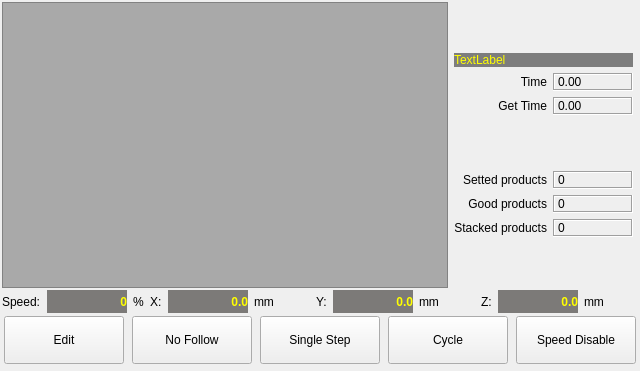
GaussCheng/2-5AxisPunch, file hcinstruction/ichcprogrammonitorframe.ui: the form before one commit.
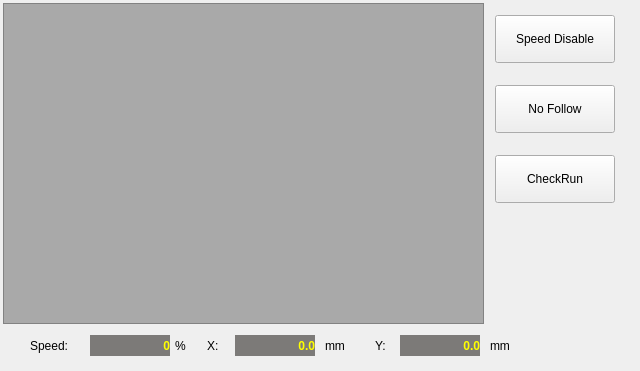
The form after the commit. Icons and pictures are not drawn.

```diff
--- a/hcinstruction/ichcprogrammonitorframe.ui
+++ b/hcinstruction/ichcprogrammonitorframe.ui
@@ -27,18 +27,131 @@
   <property name="frameShadow">
    <enum>QFrame::Plain</enum>
   </property>
-  <widget class="QWidget" name="">
+  <widget class="QToolButton" name="speedEnableButton">
    <property name="geometry">
     <rect>
-     <x>2</x>
-     <y>2</y>
-     <width>631</width>
-     <height>286</height>
+     <x>495</x>
+     <y>15</y>
+     <width>120</width>
+     <height>48</height>
     </rect>
    </property>
-   <layout class="QHBoxLayout" name="horizontalLayout">
-    <item>
+   <property name="minimumSize">
+    <size>
+     <width>120</width>
+     <height>48</height>
+    </size>
+   </property>
+   <property name="maximumSize">
+    <size>
+     <width>120</width>
+     <height>48</height>
+    </size>
+   </property>
+   <property name="text">
+    <string>Speed Disable</string>
+   </property>
+   <property name="icon">
+    <iconset resource="../resource.qrc">
+     <normaloff>:/resource/switch_off.png</normaloff>:/resource/switch_off.png</iconset>
+   </property>
+   <property name="iconSize">
+    <size>
+     <width>32</width>
+     <height>32</height>
+    </size>
+   </property>
+   <property name="toolButtonStyle">
+    <enum>Qt::ToolButtonTextBesideIcon</enum>
+   </property>
+  </widget>
+  <widget class="QToolButton" name="followToolButton">
+   <property name="geometry">
+    <rect>
+     <x>495</x>
+     <y>85</y>
+     <width>120</width>
+     <height>48</height>
+    </rect>
+   </property>
+   <property name="sizePolicy">
+    <sizepolicy hsizetype="Fixed" vsizetype="Fixed">
+     <horstretch>0</horstretch>
+     <verstretch>0</verstretch>
+    </sizepolicy>
+   </property>
+   <property name="minimumSize">
+    <size>
+     <width>120</width>
+     <height>48</height>
+    </size>
+   </property>
+   <property name="maximumSize">
+    <size>
+     <width>120</width>
+     <height>48</height>
+    </size>
+   </property>
+   <property name="text">
+    <string>No Follow</string>
+   </property>
+   <property name="icon">
+    <iconset resource="../resource.qrc">
+     <normaloff>:/resource/stop.png</normaloff>:/resource/stop.png</iconset>
+   </property>
+   <property name="iconSize">
+    <size>
+     <width>32</width>
+     <height>32</height>
+    </size>
+   </property>
+   <property name="toolButtonStyle">
+    <enum>Qt::ToolButtonTextBesideIcon</enum>
+   </property>
+  </widget>
+  <widget class="QPushButton" name="cycle">
+   <property name="geometry">
+    <rect>
+     <x>495</x>
+     <y>155</y>
+     <width>120</width>
+     <height>48</height>
+    </rect>
+   </property>
+   <property name="minimumSize">
+    <size>
+     <width>120</width>
+     <height>48</height>
+    </size>
+   </property>
+   <property name="maximumSize">
+    <size>
+     <width>120</width>
+     <height>48</height>
+    </size>
+   </property>
+   <property name="text">
+    <string>CheckRun</string>
+   </property>
+   <property name="iconSize">
+    <size>
+     <width>32</width>
+     <height>32</height>
+    </size>
+   </property>
+   <property name="checkable">
+    <bool>true</bool>
+   </property>
+  </widget>
      <widget class="QListWidget" name="moldContentListWidget">
+   <property name="geometry">
+    <rect>
+     <x>3</x>
+     <y>3</y>
+     <width>481</width>
+     <height>321</height>
+    </rect>
+   </property>
       <property name="minimumSize">
        <size>
         <width>300</width>
@@ -72,227 +185,41 @@
        <number>1</number>
       </property>
      </widget>
-    </item>
-    <item>
-     <layout class="QGridLayout" name="gridLayout">
-      <item row="5" column="1">
-       <widget class="QLabel" name="settedProductsLabel">
-        <property name="minimumSize">
-         <size>
-          <width>80</width>
-          <height>0</height>
-         </size>
-        </property>
-        <property name="frameShape">
-         <enum>QFrame::Box</enum>
-        </property>
-        <property name="frameShadow">
-         <enum>QFrame::Sunken</enum>
-        </property>
-        <property name="text">
-         <string>0</string>
-        </property>
-       </widget>
-      </item>
-      <item row="6" column="0">
-       <widget class="QLabel" name="label_6">
-        <property name="text">
-         <string>Good products</string>
-        </property>
-        <property name="alignment">
-         <set>Qt::AlignRight|Qt::AlignTrailing|Qt::AlignVCenter</set>
-        </property>
-       </widget>
-      </item>
-      <item row="5" column="0">
-       <widget class="QLabel" name="label_3">
-        <property name="text">
-         <string>Setted products</string>
-        </property>
-        <property name="alignment">
-         <set>Qt::AlignRight|Qt::AlignTrailing|Qt::AlignVCenter</set>
-        </property>
-       </widget>
-      </item>
-      <item row="2" column="1">
-       <widget class="QLabel" name="timeLabel">
-        <property name="minimumSize">
-         <size>
-          <width>80</width>
-          <height>0</height>
-         </size>
-        </property>
-        <property name="frameShape">
-         <enum>QFrame::Box</enum>
-        </property>
-        <property name="frameShadow">
-         <enum>QFrame::Sunken</enum>
-        </property>
-        <property name="text">
-         <string>0.00</string>
-        </property>
-       </widget>
-      </item>
-      <item row="0" column="0">
-       <spacer name="verticalSpacer">
-        <property name="orientation">
-         <enum>Qt::Vertical</enum>
-        </property>
-        <property name="sizeHint" stdset="0">
-         <size>
-          <width>20</width>
-          <height>40</height>
-         </size>
-        </property>
-       </spacer>
-      </item>
-      <item row="6" column="1">
-       <widget class="QLabel" name="goodProducts">
-        <property name="minimumSize">
-         <size>
-          <width>80</width>
-          <height>0</height>
-         </size>
-        </property>
-        <property name="frameShape">
-         <enum>QFrame::Box</enum>
-        </property>
-        <property name="frameShadow">
-         <enum>QFrame::Sunken</enum>
-        </property>
-        <property name="text">
-         <string>0</string>
-        </property>
-       </widget>
-      </item>
-      <item row="7" column="0">
-       <widget class="QLabel" name="label_8">
-        <property name="text">
-         <string>Stacked products</string>
-        </property>
-        <property name="alignment">
-         <set>Qt::AlignRight|Qt::AlignTrailing|Qt::AlignVCenter</set>
-        </property>
-       </widget>
-      </item>
-      <item row="1" column="0" colspan="2">
-       <widget class="QLabel" name="infoLabel">
-        <property name="styleSheet">
-         <string notr="true">background-color: rgb(125, 125, 125);
-color: rgb(255, 255, 0);</string>
-        </property>
-        <property name="text">
-         <string>TextLabel</string>
-        </property>
-       </widget>
-      </item>
-      <item row="3" column="0">
-       <widget class="QLabel" name="label_4">
-        <property name="text">
-         <string>Get Time</string>
-        </property>
-        <property name="alignment">
-         <set>Qt::AlignRight|Qt::AlignTrailing|Qt::AlignVCenter</set>
-        </property>
-       </widget>
-      </item>
-      <item row="3" column="1">
-       <widget class="QLabel" name="getTime">
-        <property name="minimumSize">
-         <size>
-          <width>80</width>
-          <height>0</height>
-         </size>
-        </property>
-        <property name="frameShape">
-         <enum>QFrame::Box</enum>
-        </property>
-        <property name="frameShadow">
-         <enum>QFrame::Sunken</enum>
-        </property>
-        <property name="text">
-         <string>0.00</string>
-        </property>
-       </widget>
-      </item>
-      <item row="4" column="1">
-       <spacer name="verticalSpacer_2">
-        <property name="orientation">
-         <enum>Qt::Vertical</enum>
-        </property>
-        <property name="sizeHint" stdset="0">
-         <size>
-          <width>20</width>
-          <height>40</height>
-         </size>
-        </property>
-       </spacer>
-      </item>
-      <item row="2" column="0">
-       <widget class="QLabel" name="label_2">
-        <property name="text">
-         <string>Time</string>
-        </property>
-        <property name="alignment">
-         <set>Qt::AlignRight|Qt::AlignTrailing|Qt::AlignVCenter</set>
-        </property>
-       </widget>
-      </item>
-      <item row="7" column="1">
-       <widget class="QLabel" name="stackedProducts">
-        <property name="minimumSize">
-         <size>
-          <width>80</width>
-          <height>0</height>
-         </size>
-        </property>
-        <property name="frameShape">
-         <enum>QFrame::Box</enum>
-        </property>
-        <property name="frameShadow">
-         <enum>QFrame::Sunken</enum>
-        </property>
-        <property name="text">
-         <string>0</string>
-        </property>
-       </widget>
-      </item>
-      <item row="8" column="0">
-       <spacer name="verticalSpacer_3">
-        <property name="orientation">
-         <enum>Qt::Vertical</enum>
-        </property>
-        <property name="sizeHint" stdset="0">
-         <size>
-          <width>20</width>
-          <height>40</height>
-         </size>
-        </property>
-       </spacer>
-      </item>
-     </layout>
-    </item>
-   </layout>
-  </widget>
-  <widget class="QWidget" name="">
-   <property name="geometry">
-    <rect>
-     <x>2</x>
-     <y>290</y>
-     <width>638</width>
-     <height>23</height>
-    </rect>
-   </property>
-   <layout class="QHBoxLayout" name="horizontalLayout_3">
-    <item>
      <widget class="QLabel" name="label_9">
+   <property name="geometry">
+    <rect>
+     <x>30</x>
+     <y>335</y>
+     <width>44</width>
+     <height>21</height>
+    </rect>
+   </property>
       <property name="text">
        <string>Speed:</string>
       </property>
      </widget>
-    </item>
-    <item>
-     <widget class="QLabel" name="speed">
+  <widget class="QLabel" name="label_10">
+   <property name="geometry">
+    <rect>
+     <x>325</x>
+     <y>335</y>
+     <width>31</width>
+     <height>21</height>
+    </rect>
+   </property>
+   <property name="text">
+    <string>mm</string>
+   </property>
+  </widget>
+  <widget class="QLabel" name="yCurrentPos">
+   <property name="geometry">
+    <rect>
+     <x>400</x>
+     <y>335</y>
+     <width>80</width>
+     <height>21</height>
+    </rect>
+   </property>
       <property name="minimumSize">
        <size>
         <width>80</width>
@@ -508,29 +435,47 @@
        <bool>true</bool>
       </property>
       <property name="text">
-       <string>0</string>
+    <string>0.0</string>
       </property>
       <property name="alignment">
        <set>Qt::AlignRight|Qt::AlignTrailing|Qt::AlignVCenter</set>
       </property>
      </widget>
-    </item>
-    <item>
+  <widget class="QLabel" name="label_13">
+   <property name="geometry">
+    <rect>
+     <x>490</x>
+     <y>335</y>
+     <width>31</width>
+     <height>21</height>
+    </rect>
+   </property>
+   <property name="text">
+    <string>mm</string>
+   </property>
+  </widget>
      <widget class="QLabel" name="label_12">
+   <property name="geometry">
+    <rect>
+     <x>175</x>
+     <y>335</y>
+     <width>26</width>
+     <height>21</height>
+    </rect>
+   </property>
       <property name="text">
        <string>%</string>
       </property>
      </widget>
-    </item>
-    <item>
-     <widget class="QLabel" name="label_7">
-      <property name="text">
-       <string>X:</string>
-      </property>
-     </widget>
-    </item>
-    <item>
      <widget class="QLabel" name="xCurrentPos">
+   <property name="geometry">
+    <rect>
+     <x>235</x>
+     <y>335</y>
+     <width>80</width>
+     <height>21</height>
+    </rect>
+   </property>
       <property name="minimumSize">
        <size>
         <width>80</width>
@@ -752,287 +697,41 @@
        <set>Qt::AlignRight|Qt::AlignTrailing|Qt::AlignVCenter</set>
       </property>
      </widget>
-    </item>
-    <item>
-     <widget class="QLabel" name="label_10">
-      <property name="text">
-       <string>mm</string>
-      </property>
-     </widget>
-    </item>
-    <item>
-     <spacer name="horizontalSpacer_2">
-      <property name="orientation">
-       <enum>Qt::Horizontal</enum>
-      </property>
-      <property name="sizeHint" stdset="0">
-       <size>
-        <width>40</width>
-        <height>20</height>
-       </size>
-      </property>
-     </spacer>
-    </item>
-    <item>
      <widget class="QLabel" name="label_11">
+   <property name="geometry">
+    <rect>
+     <x>375</x>
+     <y>335</y>
+     <width>21</width>
+     <height>21</height>
+    </rect>
+   </property>
       <property name="text">
        <string>Y:</string>
       </property>
      </widget>
-    </item>
-    <item>
-     <widget class="QLabel" name="yCurrentPos">
-      <property name="minimumSize">
-       <size>
-        <width>80</width>
-        <height>0</height>
-       </size>
-      </property>
-      <property name="palette">
-       <palette>
-        <active>
-         <colorrole role="WindowText">
-          <brush brushstyle="SolidPattern">
-           <color alpha="255">
-            <red>255</red>
-            <green>255</green>
-            <blue>0</blue>
-           </color>
-          </brush>
-         </colorrole>
-         <colorrole role="Button">
-          <brush brushstyle="SolidPattern">
-           <color alpha="255">
-            <red>124</red>
-            <green>122</green>
-            <blue>120</blue>
-           </color>
-          </brush>
-         </colorrole>
-         <colorrole role="BrightText">
-          <brush brushstyle="SolidPattern">
-           <color alpha="255">
-            <red>255</red>
-            <green>255</green>
-            <blue>0</blue>
-           </color>
-          </brush>
-         </colorrole>
-         <colorrole role="ButtonText">
-          <brush brushstyle="SolidPattern">
-           <color alpha="255">
-            <red>255</red>
-            <green>255</green>
-            <blue>0</blue>
-           </color>
-          </brush>
-         </colorrole>
-         <colorrole role="Base">
-          <brush brushstyle="SolidPattern">
-           <color alpha="255">
-            <red>124</red>
-            <green>122</green>
-            <blue>120</blue>
-           </color>
-          </brush>
-         </colorrole>
-         <colorrole role="Window">
-          <brush brushstyle="SolidPattern">
-           <color alpha="255">
-            <red>124</red>
-            <green>122</green>
-            <blue>120</blue>
-           </color>
-          </brush>
-         </colorrole>
-         <colorrole role="AlternateBase">
-          <brush brushstyle="SolidPattern">
-           <color alpha="255">
-            <red>124</red>
-            <green>122</green>
-            <blue>120</blue>
-           </color>
-          </brush>
-         </colorrole>
-        </active>
-        <inactive>
-         <colorrole role="WindowText">
-          <brush brushstyle="SolidPattern">
-           <color alpha="255">
-            <red>255</red>
-            <green>255</green>
-            <blue>0</blue>
-           </color>
-          </brush>
-         </colorrole>
-         <colorrole role="Button">
-          <brush brushstyle="SolidPattern">
-           <color alpha="255">
-            <red>124</red>
-            <green>122</green>
-            <blue>120</blue>
-           </color>
-          </brush>
-         </colorrole>
-         <colorrole role="BrightText">
-          <brush brushstyle="SolidPattern">
-           <color alpha="255">
-            <red>255</red>
-            <green>255</green>
-            <blue>0</blue>
-           </color>
-          </brush>
-         </colorrole>
-         <colorrole role="ButtonText">
-          <brush brushstyle="SolidPattern">
-           <color alpha="255">
-            <red>255</red>
-            <green>255</green>
-            <blue>0</blue>
-           </color>
-          </brush>
-         </colorrole>
-         <colorrole role="Base">
-          <brush brushstyle="SolidPattern">
-           <color alpha="255">
-            <red>124</red>
-            <green>122</green>
-            <blue>120</blue>
-           </color>
-          </brush>
-         </colorrole>
-         <colorrole role="Window">
-          <brush brushstyle="SolidPattern">
-           <color alpha="255">
-            <red>124</red>
-            <green>122</green>
-            <blue>120</blue>
-           </color>
-          </brush>
-         </colorrole>
-         <colorrole role="AlternateBase">
-          <brush brushstyle="SolidPattern">
-           <color alpha="255">
-            <red>124</red>
-            <green>122</green>
-            <blue>120</blue>
-           </color>
-          </brush>
-         </colorrole>
-        </inactive>
-        <disabled>
-         <colorrole role="WindowText">
-          <brush brushstyle="SolidPattern">
-           <color alpha="255">
-            <red>190</red>
-            <green>190</green>
-            <blue>190</blue>
-           </color>
-          </brush>
-         </colorrole>
-         <colorrole role="Button">
-          <brush brushstyle="SolidPattern">
-           <color alpha="255">
-            <red>124</red>
-            <green>122</green>
-            <blue>120</blue>
-           </color>
-          </brush>
-         </colorrole>
-         <colorrole role="BrightText">
-          <brush brushstyle="SolidPattern">
-           <color alpha="255">
-            <red>255</red>
-            <green>255</green>
-            <blue>0</blue>
-           </color>
-          </brush>
-         </colorrole>
-         <colorrole role="ButtonText">
-          <brush brushstyle="SolidPattern">
-           <color alpha="255">
-            <red>190</red>
-            <green>190</green>
-            <blue>190</blue>
-           </color>
-          </brush>
-         </colorrole>
-         <colorrole role="Base">
-          <brush brushstyle="SolidPattern">
-           <color alpha="255">
-            <red>124</red>
-            <green>122</green>
-            <blue>120</blue>
-           </color>
-          </brush>
-         </colorrole>
-         <colorrole role="Window">
-          <brush brushstyle="SolidPattern">
-           <color alpha="255">
-            <red>124</red>
-            <green>122</green>
-            <blue>120</blue>
-           </color>
-          </brush>
-         </colorrole>
-         <colorrole role="AlternateBase">
-          <brush brushstyle="SolidPattern">
-           <color alpha="255">
-            <red>124</red>
-            <green>122</green>
-            <blue>120</blue>
-           </color>
-          </brush>
-         </colorrole>
-        </disabled>
-       </palette>
-      </property>
-      <property name="font">
-       <font>
-        <weight>75</weight>
-        <bold>true</bold>
-       </font>
-      </property>
-      <property name="autoFillBackground">
-       <bool>true</bool>
-      </property>
+  <widget class="QLabel" name="label_7">
+   <property name="geometry">
+    <rect>
+     <x>207</x>
+     <y>335</y>
+     <width>26</width>
+     <height>21</height>
+    </rect>
+   </property>
       <property name="text">
-       <string>0.0</string>
-      </property>
-      <property name="alignment">
-       <set>Qt::AlignRight|Qt::AlignTrailing|Qt::AlignVCenter</set>
-      </property>
-     </widget>
-    </item>
-    <item>
-     <widget class="QLabel" name="label_13">
-      <property name="text">
-       <string>mm</string>
-      </property>
-     </widget>
-    </item>
-    <item>
-     <spacer name="horizontalSpacer_3">
-      <property name="orientation">
-       <enum>Qt::Horizontal</enum>
-      </property>
-      <property name="sizeHint" stdset="0">
-       <size>
-        <width>40</width>
-        <height>20</height>
-       </size>
-      </property>
-     </spacer>
-    </item>
-    <item>
-     <widget class="QLabel" name="label_14">
-      <property name="text">
-       <string>Z:</string>
-      </property>
-     </widget>
-    </item>
-    <item>
-     <widget class="QLabel" name="zCurrentPos">
+    <string>X:</string>
+   </property>
+  </widget>
+  <widget class="QLabel" name="speed">
+   <property name="geometry">
+    <rect>
+     <x>90</x>
+     <y>335</y>
+     <width>80</width>
+     <height>21</height>
+    </rect>
+   </property>
       <property name="minimumSize">
        <size>
         <width>80</width>
@@ -1248,218 +947,11 @@
        <bool>true</bool>
       </property>
       <property name="text">
-       <string>0.0</string>
+    <string>0</string>
       </property>
       <property name="alignment">
        <set>Qt::AlignRight|Qt::AlignTrailing|Qt::AlignVCenter</set>
       </property>
-     </widget>
-    </item>
-    <item>
-     <widget class="QLabel" name="label_15">
-      <property name="text">
-       <string>mm</string>
-      </property>
-     </widget>
-    </item>
-    <item>
-     <spacer name="horizontalSpacer">
-      <property name="orientation">
-       <enum>Qt::Horizontal</enum>
-      </property>
-      <property name="sizeHint" stdset="0">
-       <size>
-        <width>40</width>
-        <height>20</height>
-       </size>
-      </property>
-     </spacer>
-    </item>
-   </layout>
-  </widget>
-  <widget class="QWidget" name="">
-   <property name="geometry">
-    <rect>
-     <x>2</x>
-     <y>315</y>
-     <width>636</width>
-     <height>50</height>
-    </rect>
-   </property>
-   <layout class="QHBoxLayout" name="horizontalLayout_2">
-    <item>
-     <widget class="QToolButton" name="editToolButton">
-      <property name="sizePolicy">
-       <sizepolicy hsizetype="Fixed" vsizetype="Fixed">
-        <horstretch>0</horstretch>
-        <verstretch>0</verstretch>
-       </sizepolicy>
-      </property>
-      <property name="minimumSize">
-       <size>
-        <width>120</width>
-        <height>48</height>
-       </size>
-      </property>
-      <property name="maximumSize">
-       <size>
-        <width>120</width>
-        <height>48</height>
-       </size>
-      </property>
-      <property name="text">
-       <string>Edit</string>
-      </property>
-      <property name="icon">
-       <iconset resource="../resource.qrc">
-        <normaloff>:/resource/modify.png</normaloff>:/resource/modify.png</iconset>
-      </property>
-      <property name="iconSize">
-       <size>
-        <width>32</width>
-        <height>32</height>
-       </size>
-      </property>
-      <property name="toolButtonStyle">
-       <enum>Qt::ToolButtonTextBesideIcon</enum>
-      </property>
-     </widget>
-    </item>
-    <item>
-     <widget class="QToolButton" name="followToolButton">
-      <property name="sizePolicy">
-       <sizepolicy hsizetype="Fixed" vsizetype="Fixed">
-        <horstretch>0</horstretch>
-        <verstretch>0</verstretch>
-       </sizepolicy>
-      </property>
-      <property name="minimumSize">
-       <size>
-        <width>120</width>
-        <height>48</height>
-       </size>
-      </property>
-      <property name="maximumSize">
-       <size>
-        <width>120</width>
-        <height>48</height>
-       </size>
-      </property>
-      <property name="text">
-       <string>No Follow</string>
-      </property>
-      <property name="icon">
-       <iconset resource="../resource.qrc">
-        <normaloff>:/resource/stop.png</normaloff>:/resource/stop.png</iconset>
-      </property>
-      <property name="iconSize">
-       <size>
-        <width>32</width>
-        <height>32</height>
-       </size>
-      </property>
-      <property name="toolButtonStyle">
-       <enum>Qt::ToolButtonTextBesideIcon</enum>
-      </property>
-     </widget>
-    </item>
-    <item>
-     <widget class="QToolButton" name="singleStepButton">
-      <property name="minimumSize">
-       <size>
-        <width>120</width>
-        <height>48</height>
-       </size>
-      </property>
-      <property name="maximumSize">
-       <size>
-        <width>120</width>
-        <height>48</height>
-       </size>
-      </property>
-      <property name="text">
-       <string>Single Step</string>
-      </property>
-      <property name="icon">
-       <iconset resource="../resource.qrc">
-        <normaloff>:/resource/stepInto.png</normaloff>:/resource/stepInto.png</iconset>
-      </property>
-      <property name="iconSize">
-       <size>
-        <width>32</width>
-        <height>32</height>
-       </size>
-      </property>
-      <property name="toolButtonStyle">
-       <enum>Qt::ToolButtonTextBesideIcon</enum>
-      </property>
-     </widget>
-    </item>
-    <item>
-     <widget class="QToolButton" name="cycle">
-      <property name="minimumSize">
-       <size>
-        <width>120</width>
-        <height>48</height>
-       </size>
-      </property>
-      <property name="maximumSize">
-       <size>
-        <width>120</width>
-        <height>48</height>
-       </size>
-      </property>
-      <property name="text">
-       <string>Cycle</string>
-      </property>
-      <property name="icon">
-       <iconset resource="../resource.qrc">
-        <normaloff>:/resource/stepInto.png</normaloff>:/resource/stepInto.png</iconset>
-      </property>
-      <property name="iconSize">
-       <size>
-        <width>32</width>
-        <height>32</height>
-       </size>
-      </property>
-      <property name="toolButtonStyle">
-       <enum>Qt::ToolButtonTextBesideIcon</enum>
-      </property>
-     </widget>
-    </item>
-    <item>
-     <widget class="QToolButton" name="speedEnableButton">
-      <property name="minimumSize">
-       <size>
-        <width>120</width>
-        <height>48</height>
-       </size>
-      </property>
-      <property name="maximumSize">
-       <size>
-        <width>120</width>
-        <height>48</height>
-       </size>
-      </property>
-      <property name="text">
-       <string>Speed Disable</string>
-      </property>
-      <property name="icon">
-       <iconset resource="../resource.qrc">
-        <normaloff>:/resource/switch_off.png</normaloff>:/resource/switch_off.png</iconset>
-      </property>
-      <property name="iconSize">
-       <size>
-        <width>32</width>
-        <height>32</height>
-       </size>
-      </property>
-      <property name="toolButtonStyle">
-       <enum>Qt::ToolButtonTextBesideIcon</enum>
-      </property>
-     </widget>
-    </item>
-   </layout>
   </widget>
  </widget>
  <resources>
```
Lines whose indentation alone changed are shown as unchanged.
